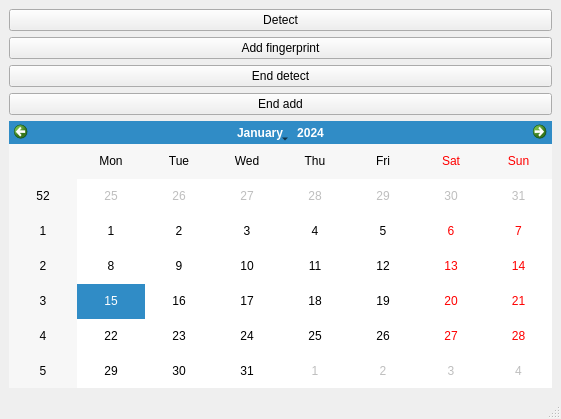
The window that project_GUI/mainwindow.ui (Cecilia-Xi/Realtime_Group24) describes before a commit, drawn with Qt 5.
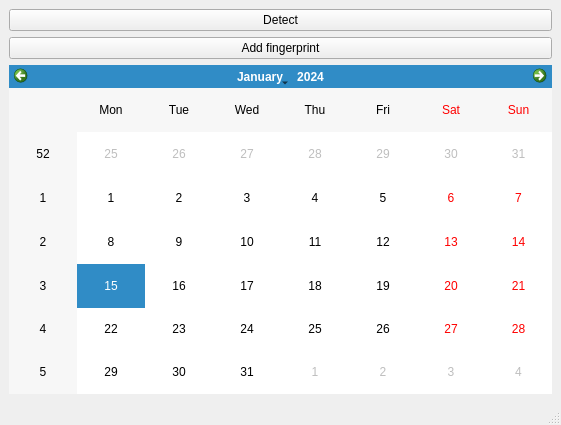
The same window after the commit.

Patch:
```diff
--- a/project_GUI/mainwindow.ui
+++ b/project_GUI/mainwindow.ui
@@ -7,7 +7,7 @@
     <x>0</x>
     <y>0</y>
     <width>561</width>
-    <height>419</height>
+    <height>425</height>
    </rect>
   </property>
   <property name="windowTitle">
@@ -29,20 +29,6 @@
       </property>
      </widget>
     </item>
-    <item>
-     <widget class="QPushButton" name="pushButton_3">
-      <property name="text">
-       <string>End detect</string>
-      </property>
-     </widget>
-    </item>
-    <item>
-     <widget class="QPushButton" name="pushButton_4">
-      <property name="text">
-       <string>End add</string>
-      </property>
-     </widget>
-    </item>
     <item>
      <widget class="QCalendarWidget" name="calendarWidget"/>
     </item>
```
Left out of the diff: 2 changed lines with no effect on the pictures.
